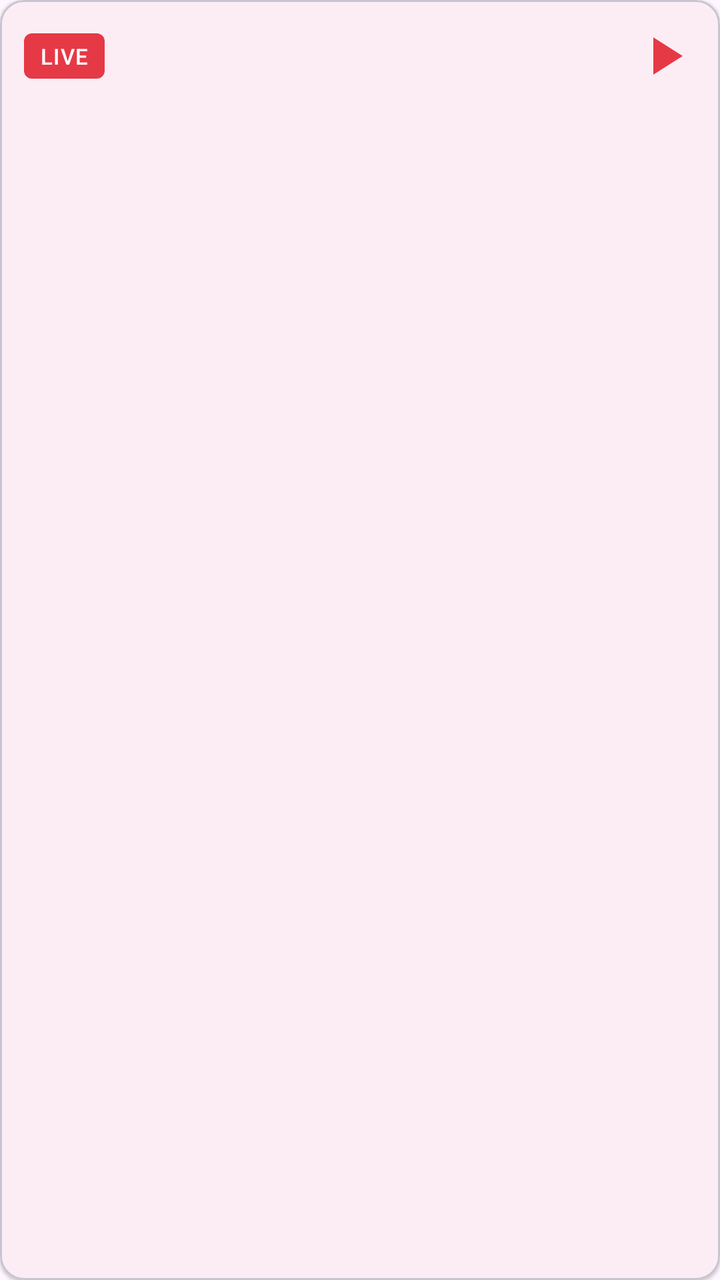
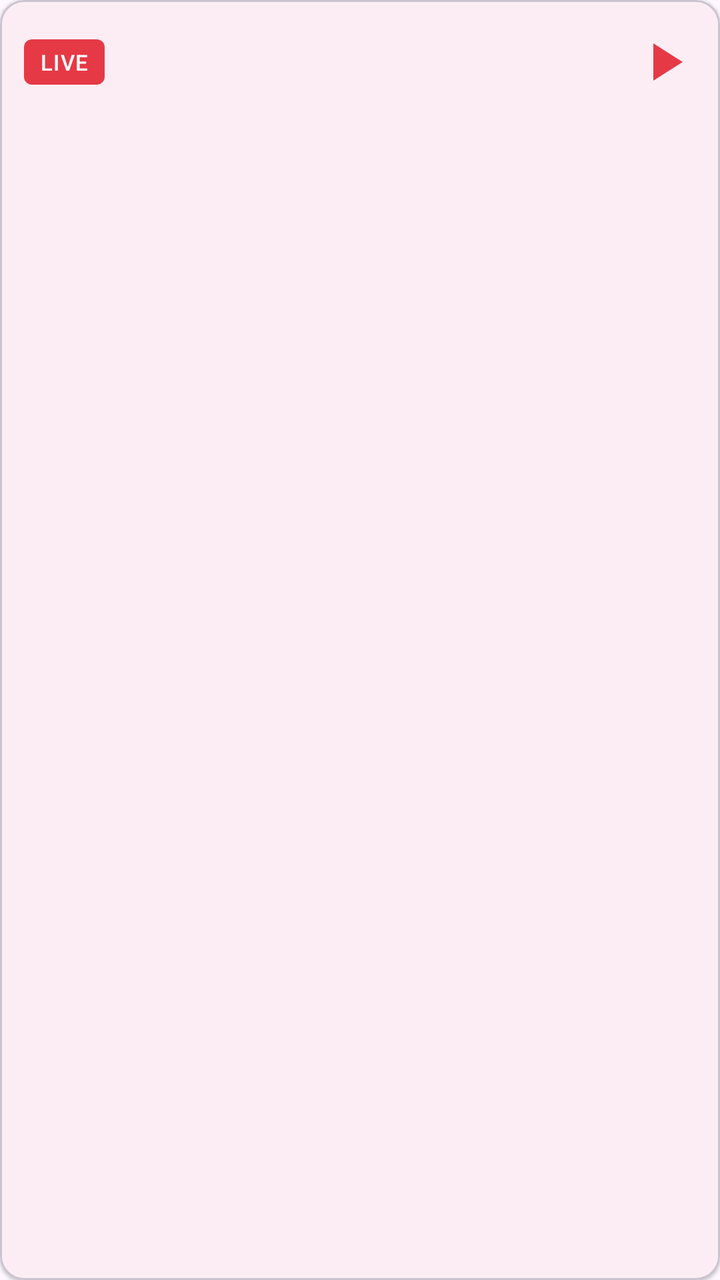

An Android layout rendered at two revisions. The XML below is the earlier revision; the diff shows what the commit changed to produce the second picture.
<!-- AndroidManifest.xml: application theme Theme.RTVoice -->
<!-- res/layout/item_channel.xml -->
<?xml version="1.0" encoding="utf-8"?>
<com.google.android.material.card.MaterialCardView
    xmlns:android="http://schemas.android.com/apk/res/android"
    xmlns:app="http://schemas.android.com/apk/res-auto"
    android:layout_width="match_parent"
    android:layout_height="wrap_content"
    android:layout_marginHorizontal="12dp"
    android:layout_marginTop="12dp"
    app:cardCornerRadius="12dp"
    app:cardElevation="1dp">

    <LinearLayout
        android:layout_width="match_parent"
        android:layout_height="wrap_content"
        android:gravity="center_vertical"
        android:orientation="horizontal"
        android:padding="12dp">

        <TextView
            android:id="@+id/liveBadge"
            android:layout_width="wrap_content"
            android:layout_height="wrap_content"
            android:background="@drawable/bg_live_badge"
            android:paddingHorizontal="8dp"
            android:paddingVertical="4dp"
            android:text="@string/live_badge"
            android:textColor="@color/white"
            android:textAppearance="?attr/textAppearanceLabelSmall" />

        <TextView
            android:id="@+id/title"
            android:layout_width="0dp"
            android:layout_height="wrap_content"
            android:layout_marginStart="12dp"
            android:layout_weight="1"
            android:textAppearance="@style/TextAppearance.RTVoice.CardTitle" />

        <ImageView
            android:id="@+id/playIcon"
            android:layout_width="32dp"
            android:layout_height="32dp"
            android:contentDescription="@string/player_play"
            android:src="@drawable/ic_play"
            app:tint="@color/rt_red" />
    </LinearLayout>
</com.google.android.material.card.MaterialCardView>
<!-- resources referenced by this layout -->
<resources>
  <color name="rt_red">#E63946</color>
  <color name="white">#FFFFFF</color>
  <!-- drawable bg_live_badge (drawable) -->
  <?xml version="1.0" encoding="utf-8"?>
  <shape xmlns:android="http://schemas.android.com/apk/res/android" android:shape="rectangle">
      <solid android:color="@color/rt_red" />
      <corners android:radius="4dp" />
  </shape>
  <!-- drawable ic_play (drawable) -->
  <vector xmlns:android="http://schemas.android.com/apk/res/android" android:width="24dp" android:height="24dp" android:viewportWidth="24" android:viewportHeight="24">
      <path android:fillColor="#FF000000" android:pathData="M8,5v14l11,-7z"/>
  </vector>
  <string name="live_badge">LIVE</string>
  <string name="player_play">Play</string>
  <style name="TextAppearance.RTVoice.CardTitle" parent="TextAppearance.Material3.TitleMedium">
          <item name="android:textStyle">bold</item>
          <item name="android:textColor">?attr/colorOnSurface</item>
      </style>
  <style name="Theme.RTVoice" parent="Theme.Material3.DayNight.NoActionBar">
          <item name="colorPrimary">@color/rt_red</item>
          <item name="colorOnPrimary">@color/white</item>
          <item name="colorPrimaryDark">@color/rt_red_dark</item>
          <item name="colorSecondary">@color/rt_red</item>
          <item name="android:statusBarColor">@color/brand_black</item>
          <item name="toolbarStyle">@style/Widget.RTVoice.Toolbar</item>
      </style>
  <color name="rt_red_dark">#B02835</color>
  <color name="brand_black">#111111</color>
  <style name="Widget.RTVoice.Toolbar" parent="Widget.Material3.Toolbar">
          <item name="android:background">@color/brand_black</item>
          <item name="titleTextColor">@color/white</item>
          <item name="subtitleTextColor">@color/text_secondary</item>
          <item name="navigationIconTint">@color/white</item>
          <item name="popupTheme">@style/ThemeOverlay.RTVoice.Popup</item>
      </style>
  <color name="text_secondary">#615D66</color>
  <style name="ThemeOverlay.RTVoice.Popup" parent="ThemeOverlay.Material3.Light">
          <item name="colorSurface">@color/white</item>
      </style>
</resources>

<!-- the commit's change to res/layout/item_channel.xml (unified diff, before → after) -->
@@ -27,13 +27,27 @@
             android:textColor="@color/white"
             android:textAppearance="?attr/textAppearanceLabelSmall" />
 
-        <TextView
-            android:id="@+id/title"
+        <LinearLayout
             android:layout_width="0dp"
             android:layout_height="wrap_content"
             android:layout_marginStart="12dp"
             android:layout_weight="1"
-            android:textAppearance="@style/TextAppearance.RTVoice.CardTitle" />
+            android:orientation="vertical">
+
+            <TextView
+                android:id="@+id/title"
+                android:layout_width="match_parent"
+                android:layout_height="wrap_content"
+                android:textAppearance="@style/TextAppearance.RTVoice.CardTitle" />
+
+            <TextView
+                android:id="@+id/sources"
+                android:layout_width="match_parent"
+                android:layout_height="wrap_content"
+                android:layout_marginTop="2dp"
+                android:textAppearance="?attr/textAppearanceLabelSmall"
+                android:textColor="@color/text_secondary" />
+        </LinearLayout>
 
         <ImageView
             android:id="@+id/playIcon"
